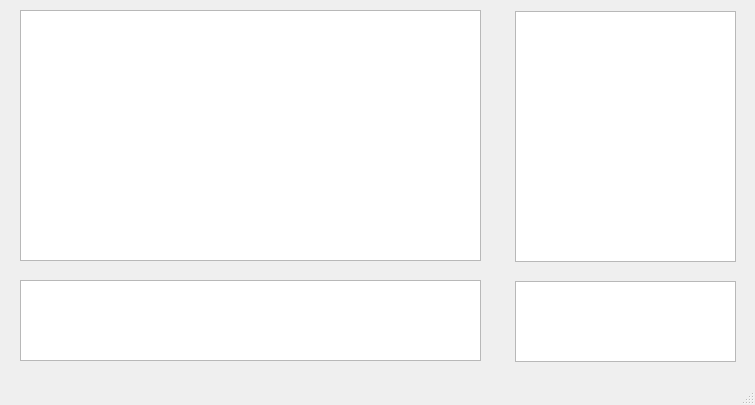
Old version of the form ui/main.ui in the repository SPC-project/SimplyDCS.
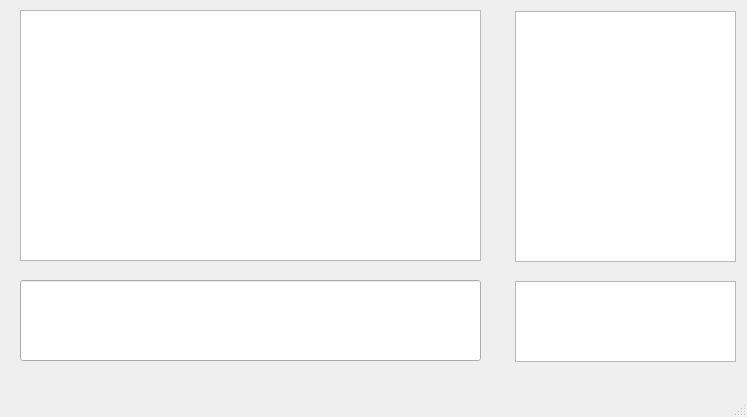
New version of the form.

Commit message: try parce an expressions

The edit to the form file:
```diff
--- a/ui/main.ui
+++ b/ui/main.ui
@@ -6,25 +6,15 @@
    <rect>
     <x>0</x>
     <y>0</y>
-    <width>755</width>
-    <height>405</height>
+    <width>747</width>
+    <height>417</height>
    </rect>
   </property>
   <property name="windowTitle">
    <string>MainWindow</string>
   </property>
   <widget class="QWidget" name="centralwidget">
-   <widget class="QTextEdit" name="textEdit">
-    <property name="geometry">
-     <rect>
-      <x>20</x>
-      <y>280</y>
-      <width>461</width>
-      <height>81</height>
-     </rect>
-    </property>
-   </widget>
-   <widget class="QTextBrowser" name="textBrowser">
+   <widget class="QTextBrowser" name="output_area">
     <property name="geometry">
      <rect>
       <x>20</x>
@@ -54,6 +44,16 @@
      </rect>
     </property>
    </widget>
+   <widget class="QLineEdit" name="input_area">
+    <property name="geometry">
+     <rect>
+      <x>20</x>
+      <y>280</y>
+      <width>461</width>
+      <height>81</height>
+     </rect>
+    </property>
+   </widget>
   </widget>
   <widget class="QMenuBar" name="menubar">
    <property name="geometry">
```
Left out of the diff: 10 changed lines with no effect on the pictures. The commit also changes 1 other file.
